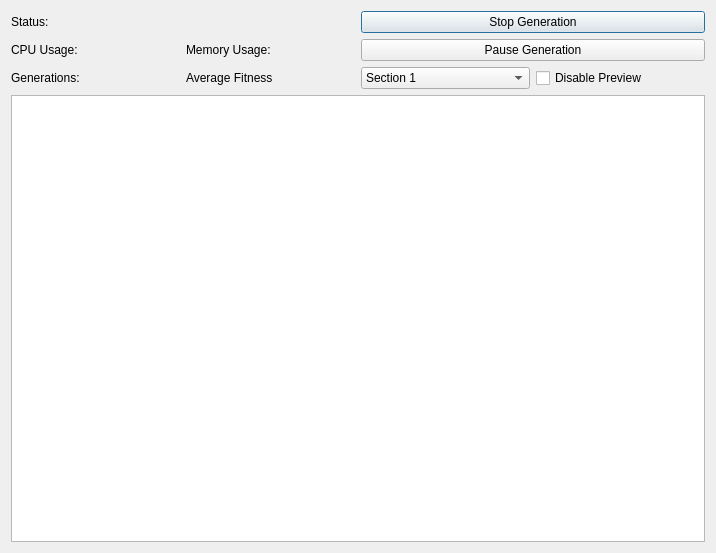
First picture: the form in qt_ui/generate.ui, repository edceliz/GeneticAlgorithmUniversityClassScheduler, before the edit.
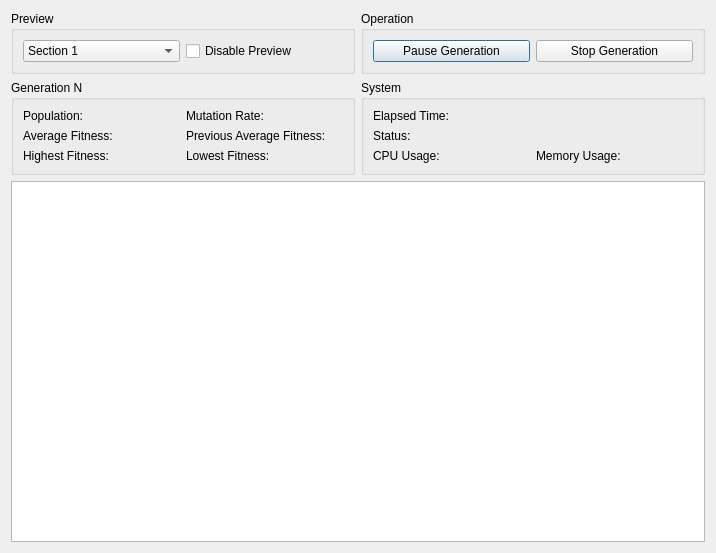
Second picture: the form after the edit.

```diff
--- a/qt_ui/generate.ui
+++ b/qt_ui/generate.ui
@@ -10,97 +10,179 @@
     <height>553</height>
    </rect>
   </property>
+  <property name="maximumSize">
+   <size>
+    <width>716</width>
+    <height>553</height>
+   </size>
+  </property>
   <property name="windowTitle">
    <string>Generate</string>
   </property>
   <layout class="QVBoxLayout" name="verticalLayout_5">
    <item>
-    <layout class="QHBoxLayout" name="horizontalLayout">
+    <layout class="QVBoxLayout" name="verticalLayout_2">
      <item>
-      <layout class="QVBoxLayout" name="verticalLayout_2">
+      <layout class="QHBoxLayout" name="horizontalLayout_2">
        <item>
-        <widget class="QLabel" name="lblStatus">
-         <property name="text">
-          <string>Status:</string>
+        <widget class="QGroupBox" name="groupBox_3">
+         <property name="title">
+          <string>Preview</string>
          </property>
+         <layout class="QHBoxLayout" name="horizontalLayout_5">
+          <item>
+           <widget class="QComboBox" name="cmbSection">
+            <item>
+             <property name="text">
+              <string>Section 1</string>
+             </property>
+            </item>
+            <item>
+             <property name="text">
+              <string>Section 2</string>
+             </property>
+            </item>
+            <item>
+             <property name="text">
+              <string>Section 3</string>
+             </property>
+            </item>
+            <item>
+             <property name="text">
+              <string>Section 4</string>
+             </property>
+            </item>
+            <item>
+             <property name="text">
+              <string>Section 5</string>
+             </property>
+            </item>
+           </widget>
+          </item>
+          <item>
+           <widget class="QCheckBox" name="chkPreview">
+            <property name="text">
+             <string>Disable Preview</string>
+            </property>
+           </widget>
+          </item>
+         </layout>
         </widget>
        </item>
        <item>
-        <layout class="QHBoxLayout" name="horizontalLayout_6">
-         <item>
-          <widget class="QLabel" name="lblCPU">
-           <property name="text">
-            <string>CPU Usage:</string>
-           </property>
-          </widget>
-         </item>
-         <item>
-          <widget class="QLabel" name="lblMemory">
-           <property name="text">
-            <string>Memory Usage:</string>
-           </property>
-          </widget>
-         </item>
-        </layout>
-       </item>
-       <item>
-        <layout class="QHBoxLayout" name="horizontalLayout_2">
-         <item>
-          <widget class="QLabel" name="lblGen">
-           <property name="text">
-            <string>Generations:</string>
-           </property>
-          </widget>
-         </item>
-         <item>
-          <widget class="QLabel" name="lblFit">
-           <property name="text">
-            <string>Average Fitness</string>
-           </property>
-          </widget>
-         </item>
-        </layout>
+        <widget class="QGroupBox" name="groupBox_4">
+         <property name="title">
+          <string>Operation</string>
+         </property>
+         <layout class="QHBoxLayout" name="horizontalLayout_4">
+          <item>
+           <widget class="QPushButton" name="btnPause">
+            <property name="text">
+             <string>Pause Generation</string>
+            </property>
+           </widget>
+          </item>
+          <item>
+           <widget class="QPushButton" name="btnStop">
+            <property name="text">
+             <string>Stop Generation</string>
+            </property>
+           </widget>
+          </item>
+         </layout>
+        </widget>
        </item>
       </layout>
      </item>
      <item>
-      <layout class="QVBoxLayout" name="verticalLayout_4">
+      <layout class="QHBoxLayout" name="horizontalLayout">
        <item>
-        <widget class="QPushButton" name="btnStop">
-         <property name="text">
-          <string>Stop Generation</string>
+        <widget class="QGroupBox" name="boxGen">
+         <property name="title">
+          <string>Generation N</string>
          </property>
+         <layout class="QGridLayout" name="gridLayout">
+          <item row="2" column="0">
+           <widget class="QLabel" name="lblFitness">
+            <property name="text">
+             <string>Average Fitness:</string>
+            </property>
+           </widget>
+          </item>
+          <item row="2" column="1">
+           <widget class="QLabel" name="lblPreviousFitness">
+            <property name="text">
+             <string>Previous Average Fitness:</string>
+            </property>
+           </widget>
+          </item>
+          <item row="1" column="0">
+           <widget class="QLabel" name="lblPopulation">
+            <property name="text">
+             <string>Population:</string>
+            </property>
+           </widget>
+          </item>
+          <item row="1" column="1">
+           <widget class="QLabel" name="lblMutation">
+            <property name="text">
+             <string>Mutation Rate:</string>
+            </property>
+           </widget>
+          </item>
+          <item row="3" column="0">
+           <widget class="QLabel" name="lblHighestFitness">
+            <property name="text">
+             <string>Highest Fitness:</string>
+            </property>
+           </widget>
+          </item>
+          <item row="3" column="1">
+           <widget class="QLabel" name="lblLowestFitness">
+            <property name="text">
+             <string>Lowest Fitness:</string>
+            </property>
+           </widget>
+          </item>
+         </layout>
         </widget>
        </item>
        <item>
-        <widget class="QPushButton" name="btnPause">
-         <property name="text">
-          <string>Pause Generation</string>
+        <widget class="QGroupBox" name="groupBox">
+         <property name="title">
+          <string>System</string>
          </property>
-        </widget>
-       </item>
-       <item>
-        <layout class="QHBoxLayout" name="horizontalLayout_7">
-         <item>
-          <widget class="QComboBox" name="cmbSections">
-           <property name="currentText">
-            <string>Section 1</string>
-           </property>
-           <item>
+         <layout class="QGridLayout" name="gridLayout_2">
+          <item row="2" column="0">
+           <widget class="QLabel" name="lblCPU">
             <property name="text">
-             <string>Section 1</string>
+             <string>CPU Usage:</string>
             </property>
-           </item>
-          </widget>
-         </item>
-         <item>
-          <widget class="QCheckBox" name="checkPreview">
-           <property name="text">
-            <string>Disable Preview</string>
-           </property>
-          </widget>
-         </item>
-        </layout>
+           </widget>
+          </item>
+          <item row="0" column="0" colspan="2">
+           <widget class="QLabel" name="lblTime">
+            <property name="text">
+             <string>Elapsed Time:</string>
+            </property>
+           </widget>
+          </item>
+          <item row="2" column="1">
+           <widget class="QLabel" name="lblMemory">
+            <property name="text">
+             <string>Memory Usage:</string>
+            </property>
+           </widget>
+          </item>
+          <item row="1" column="0" colspan="2">
+           <widget class="QLabel" name="lblStatus">
+            <property name="text">
+             <string>Status:</string>
+            </property>
+           </widget>
+          </item>
+         </layout>
+        </widget>
        </item>
       </layout>
      </item>
```
